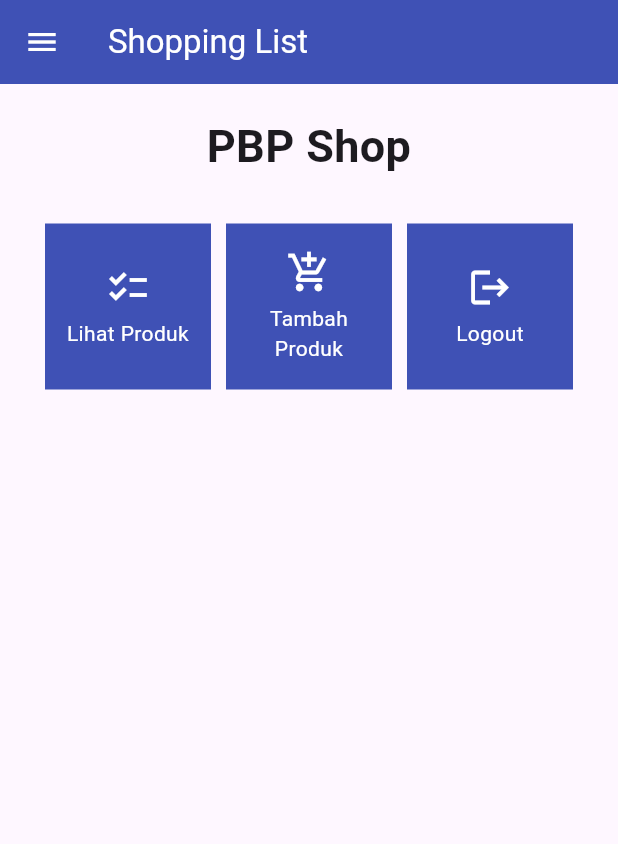
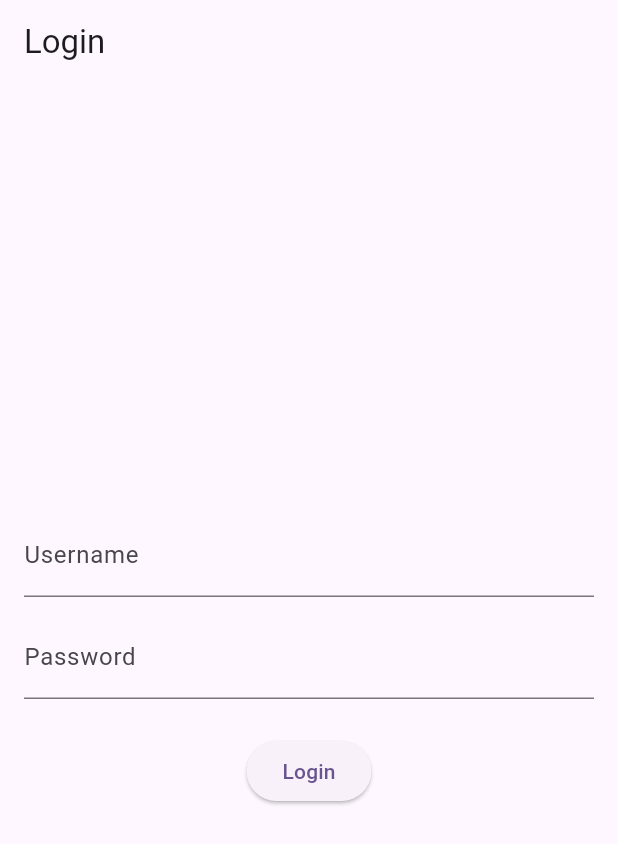
Before and after one commit to Not0nline/shopping-list-mobile, a Flutter app: the screen it shows after launch, on a phone screen of 412 x 824 dp. Shown: the top 844 px of the screen. Run offline on Flutter 3.47's test engine with Material 2 defaults, Android fonts, the phone set to English and light mode, and no system bars; missing offline and left inert: pbp_django_auth.

Commit message:
tutorial 8 selesai

```diff
--- a/lib/main.dart
+++ b/lib/main.dart
@@ -1,18 +1,25 @@
 import 'package:flutter/material.dart';
 import 'package:shopping_list/screens/menu.dart';
+import 'package:shopping_list/screens/login.dart';
+import 'package:pbp_django_auth/pbp_django_auth.dart';
+import 'package:provider/provider.dart';
 
 void main() {
   runApp(const MyApp());
 }
 
 class MyApp extends StatelessWidget {
-  const MyApp({super.key});
+  const MyApp({Key? key}) : super(key: key);
 
-  // This widget is the root of your application.
   @override
   Widget build(BuildContext context) {
-    return MaterialApp(
-      title: 'Flutter Demo',
+    return Provider(
+        create: (_) {
+          CookieRequest request = CookieRequest();
+          return request;
+        },
+        child: MaterialApp(
+          title: 'Flutter App',
           theme: ThemeData(
             // This is the theme of your application.
             //
@@ -32,7 +39,7 @@ class MyApp extends StatelessWidget {
             colorScheme: ColorScheme.fromSeed(seedColor: Colors.deepPurple),
             useMaterial3: true,
           ),
-      home: MyHomePage(),
-    );
+          home: const LoginPage(),
+        ));
   }
 }
--- /dev/null
+++ b/lib/screens/login.dart
@@ -0,0 +1,114 @@
+import 'package:shopping_list/screens/menu.dart';
+import 'package:flutter/material.dart';
+import 'package:pbp_django_auth/pbp_django_auth.dart';
+import 'package:provider/provider.dart';
+
+void main() {
+  runApp(const LoginApp());
+}
+
+class LoginApp extends StatelessWidget {
+  const LoginApp({super.key});
+
+  @override
+  Widget build(BuildContext context) {
+    return MaterialApp(
+      title: 'Login',
+      theme: ThemeData(
+        primarySwatch: Colors.blue,
+      ),
+      home: const LoginPage(),
+    );
+  }
+}
+
+class LoginPage extends StatefulWidget {
+  const LoginPage({super.key});
+
+  @override
+  _LoginPageState createState() => _LoginPageState();
+}
+
+class _LoginPageState extends State<LoginPage> {
+  final TextEditingController _usernameController = TextEditingController();
+  final TextEditingController _passwordController = TextEditingController();
+
+  @override
+  Widget build(BuildContext context) {
+    final request = context.watch<CookieRequest>();
+    return Scaffold(
+      appBar: AppBar(
+        title: const Text('Login'),
+      ),
+      body: Container(
+        padding: const EdgeInsets.all(16.0),
+        child: Column(
+          mainAxisAlignment: MainAxisAlignment.center,
+          children: [
+            TextField(
+              controller: _usernameController,
+              decoration: const InputDecoration(
+                labelText: 'Username',
+              ),
+            ),
+            const SizedBox(height: 12.0),
+            TextField(
+              controller: _passwordController,
+              decoration: const InputDecoration(
+                labelText: 'Password',
+              ),
+              obscureText: true,
+            ),
+            const SizedBox(height: 24.0),
+            ElevatedButton(
+              onPressed: () async {
+                String username = _usernameController.text;
+                String password = _passwordController.text;
+
+                // Cek kredensial
+                // TODO: Ganti URL dan jangan lupa tambahkan trailing slash (/) di akhir URL!
+                // Untuk menyambungkan Android emulator dengan Django pada localhost,
+                // gunakan URL http://10.0.2.2/
+                final response =
+                    await request.login("http://<APP_URL_KAMU>/auth/login/", {
+                  'username': username,
+                  'password': password,
+                });
+
+                if (request.loggedIn) {
+                  String message = response['message'];
+                  String uname = response['username'];
+                  Navigator.pushReplacement(
+                    context,
+                    MaterialPageRoute(builder: (context) => MyHomePage()),
+                  );
+                  ScaffoldMessenger.of(context)
+                    ..hideCurrentSnackBar()
+                    ..showSnackBar(SnackBar(
+                        content: Text("$message Selamat datang, $uname.")));
+                } else {
+                  showDialog(
+                    context: context,
+                    builder: (context) => AlertDialog(
+                      title: const Text('Login Gagal'),
+                      content: Text(response['message']),
+                      actions: [
+                        TextButton(
+                          child: const Text('OK'),
+                          onPressed: () {
+                            Navigator.pop(context);
+                          },
+                        ),
+                      ],
+                    ),
+                  );
+                }
+              },
+              child: const Text('Login'),
+            ),
+          ],
+        ),
+      ),
+    );
+  }
+}
--- a/lib/screens/menu.dart
+++ b/lib/screens/menu.dart
@@ -1,58 +1,6 @@
 import 'package:flutter/material.dart';
 import 'package:shopping_list/widgets/left_drawer.dart';
 import 'package:shopping_list/widgets/shop_card.dart';
-import 'package:shopping_list/screens/shoplist_form.dart';
-
-class ShopCard extends StatelessWidget {
-  final ShopItem item;
-
-  const ShopCard(this.item, {super.key}); // Constructor
-
-  @override
-  Widget build(BuildContext context) {
-    return Material(
-      color: Colors.indigo,
-      child: InkWell(
-        // Area responsive terhadap sentuhan
-        onTap: () {
-          // Memunculkan SnackBar ketika diklik
-          ScaffoldMessenger.of(context)
-            ..hideCurrentSnackBar()
-            ..showSnackBar(SnackBar(
-                content: Text("Kamu telah menekan tombol ${item.name}!")));
-
-          // Navigate ke route yang sesuai (tergantung jenis tombol)
-          if (item.name == "Tambah Produk") {
-            Navigator.push(context,
-                MaterialPageRoute(builder: (context) => const ShopFormPage()));
-          }
-        },
-        child: Container(
-          // Container untuk menyimpan Icon dan Text
-          padding: const EdgeInsets.all(8),
-          child: Center(
-            child: Column(
-              mainAxisAlignment: MainAxisAlignment.center,
-              children: [
-                Icon(
-                  item.icon,
-                  color: Colors.white,
-                  size: 30.0,
-                ),
-                const Padding(padding: EdgeInsets.all(3)),
-                Text(
-                  item.name,
-                  textAlign: TextAlign.center,
-                  style: const TextStyle(color: Colors.white),
-                ),
-              ],
-            ),
-          ),
-        ),
-      ),
-    );
-  }
-}
 
 class MyHomePage extends StatelessWidget {
   MyHomePage({Key? key}) : super(key: key);
--- a/pubspec.yaml
+++ b/pubspec.yaml
@@ -35,6 +35,9 @@ dependencies:
   # The following adds the Cupertino Icons font to your application.
   # Use with the CupertinoIcons class for iOS style icons.
   cupertino_icons: ^1.0.2
+  provider: ^6.1.1
+  pbp_django_auth: ^0.3.1
+  http: ^0.13.6
 
 dev_dependencies:
   flutter_test:
```
Also changed, not shown: lib/models/product.dart (added, +68 -0 lines), lib/screens/list_product.dart (added, +90 -0 lines), lib/screens/shoplist_form.dart (+35 -28 lines), lib/widgets/left_drawer.dart (+12 -0 lines), lib/widgets/shop_card.dart (+79 -0 lines), pubspec.lock, 2 other files. Lines whose indentation alone changed are shown as unchanged.
